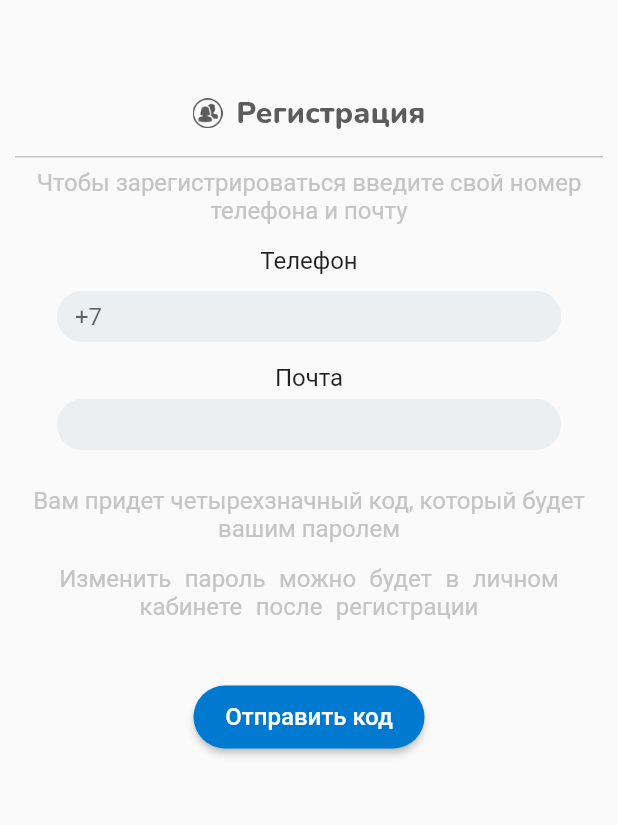
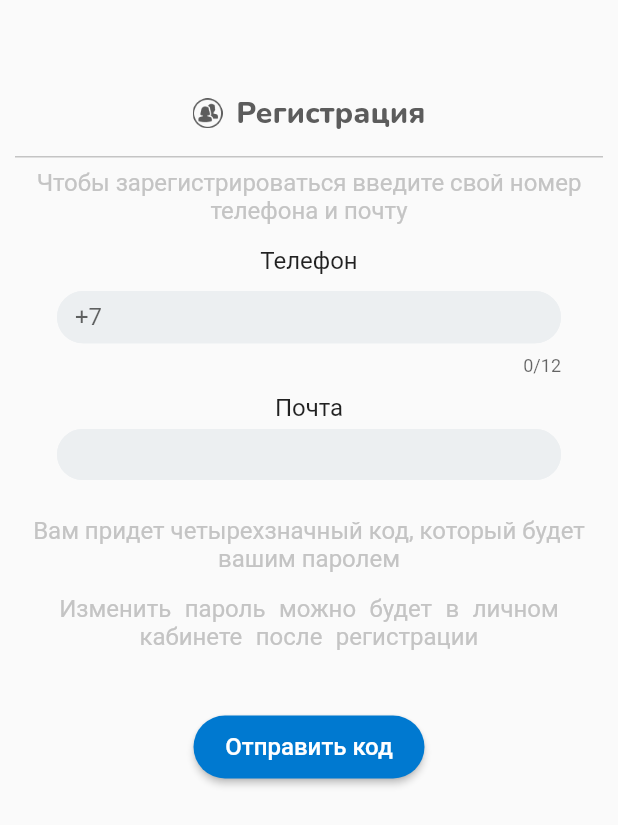
Before and after one commit to turenkodm/lesson2, a Flutter app: the screen it shows after launch, on a phone screen of 412 x 824 dp. Shown: the top 825 px of the screen. Run offline on Flutter 3.47's test engine with Material 2 defaults, Android fonts, the phone set to English and light mode, and no system bars; our stand-ins replace google_fonts.

Commit message:
Register app complete

```diff
--- a/lib/main.dart
+++ b/lib/main.dart
@@ -21,7 +21,8 @@ class MyApp extends StatelessWidget {
     );
     return MaterialApp(
       home: Scaffold(
-        body: Column(
+        body: SingleChildScrollView(
+          child: Column(
             children: [
               const SizedBox(
                 height: 62.0,
@@ -88,8 +89,10 @@ class MyApp extends StatelessWidget {
               Padding(
                 padding: const EdgeInsets.fromLTRB(38.0, 5, 38, 0),
                 child: SizedBox(
-                height: 34,
+                  height: 54,
                   child: TextField(
+                    maxLength: 12,
+                    keyboardType: TextInputType.phone,
                     style: GoogleFonts.roboto(fontSize: 16),
                     decoration: InputDecoration(
                       contentPadding: const EdgeInsets.fromLTRB(12, 8, 0, 0),
@@ -117,6 +120,7 @@ class MyApp extends StatelessWidget {
                 child: SizedBox(
                   height: 34,
                   child: TextField(
+                    keyboardType: TextInputType.emailAddress,
                     style: GoogleFonts.roboto(fontSize: 16),
                     decoration: InputDecoration(
                       contentPadding: const EdgeInsets.fromLTRB(12, 8, 0, 0),
@@ -175,12 +179,13 @@ class MyApp extends StatelessWidget {
                         fontWeight: FontWeight.w500,
                       )),
                   onPressed: () {},
-                child: Text('Отправить код'),
+                  child: const Text('Отправить код'),
                 ),
               )
             ],
           ),
         ),
+      ),
     );
   }
 }
```
Lines whose indentation alone changed are shown as unchanged.
